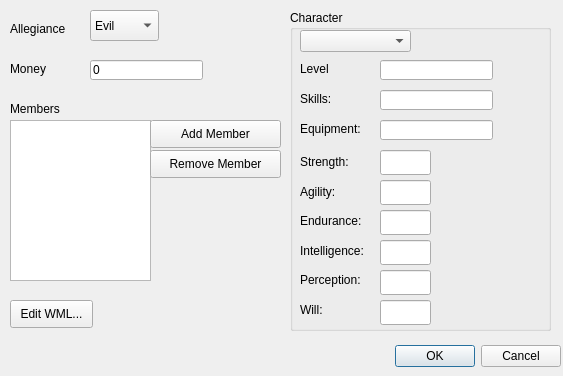
LibreGamesArchive/silvertree, file src/editor/ui_editpartydialog.ui: the form before one commit.
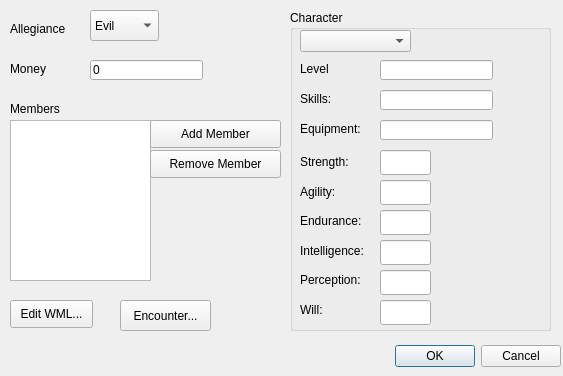
The form after the commit.

The edit to the form file:
```diff
--- a/src/editor/ui_editpartydialog.ui
+++ b/src/editor/ui_editpartydialog.ui
@@ -393,6 +393,19 @@
     <string>Edit WML...</string>
    </property>
   </widget>
+  <widget class="QPushButton" name="editEncounterButton" >
+   <property name="geometry" >
+    <rect>
+     <x>120</x>
+     <y>300</y>
+     <width>91</width>
+     <height>31</height>
+    </rect>
+   </property>
+   <property name="text" >
+    <string>Encounter...</string>
+   </property>
+  </widget>
  </widget>
  <pixmapfunction></pixmapfunction>
  <resources/>
```
Left out of the diff: 4 changed lines with no effect on the pictures.
